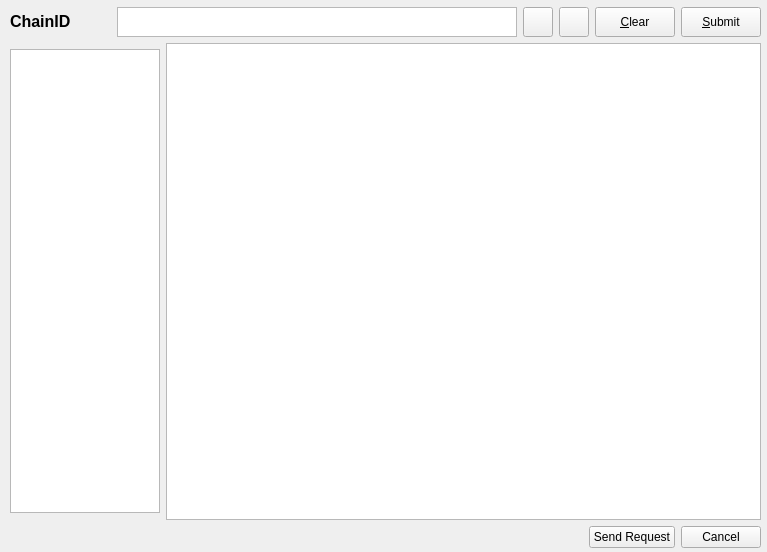
Before: the Qt Designer form src/qt/forms/databasebrowserwidget.ui in thelonecrouton/bitcredit, drawn with Qt 5.
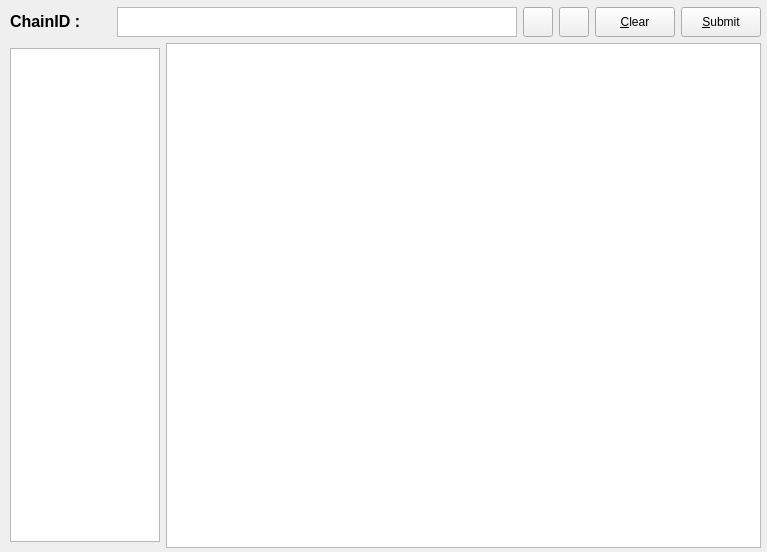
After: the same form once the commit is applied. Icons and pictures are not drawn. Custom widgets are drawn as their Qt base class.

```diff
--- a/src/qt/forms/databasebrowserwidget.ui
+++ b/src/qt/forms/databasebrowserwidget.ui
@@ -40,7 +40,7 @@
          </sizepolicy>
         </property>
         <property name="text">
-         <string>&lt;html&gt;&lt;head/&gt;&lt;body&gt;&lt;p&gt;&lt;span style=&quot; font-size:12pt; font-weight:600;&quot;&gt;ChainID&lt;/span&gt;&lt;/p&gt;&lt;/body&gt;&lt;/html&gt;</string>
+         <string>&lt;html&gt;&lt;head/&gt;&lt;body&gt;&lt;p&gt;&lt;span style=&quot; font-size:12pt; font-weight:600;&quot;&gt;ChainID          :&lt;/span&gt;&lt;/p&gt;&lt;/body&gt;&lt;/html&gt;</string>
         </property>
        </widget>
       </item>
@@ -174,7 +174,7 @@
         <property name="maximumSize">
          <size>
           <width>150</width>
-          <height>464</height>
+          <height>494</height>
          </size>
         </property>
        </widget>
@@ -197,37 +197,6 @@
       </item>
      </layout>
     </item>
-    <item>
-     <layout class="QHBoxLayout" name="horizontalLayout_4">
-      <item>
-       <spacer name="horizontalSpacer">
-        <property name="orientation">
-         <enum>Qt::Horizontal</enum>
-        </property>
-        <property name="sizeHint" stdset="0">
-         <size>
-          <width>40</width>
-          <height>20</height>
-         </size>
-        </property>
-       </spacer>
-      </item>
-      <item>
-       <widget class="QPushButton" name="pushButton">
-        <property name="text">
-         <string>Send Request</string>
-        </property>
-       </widget>
-      </item>
-      <item>
-       <widget class="QPushButton" name="pushButton_2">
-        <property name="text">
-         <string>Cancel</string>
-        </property>
-       </widget>
-      </item>
-     </layout>
-    </item>
    </layout>
   </widget>
   <action name="insertRowAction">
```
